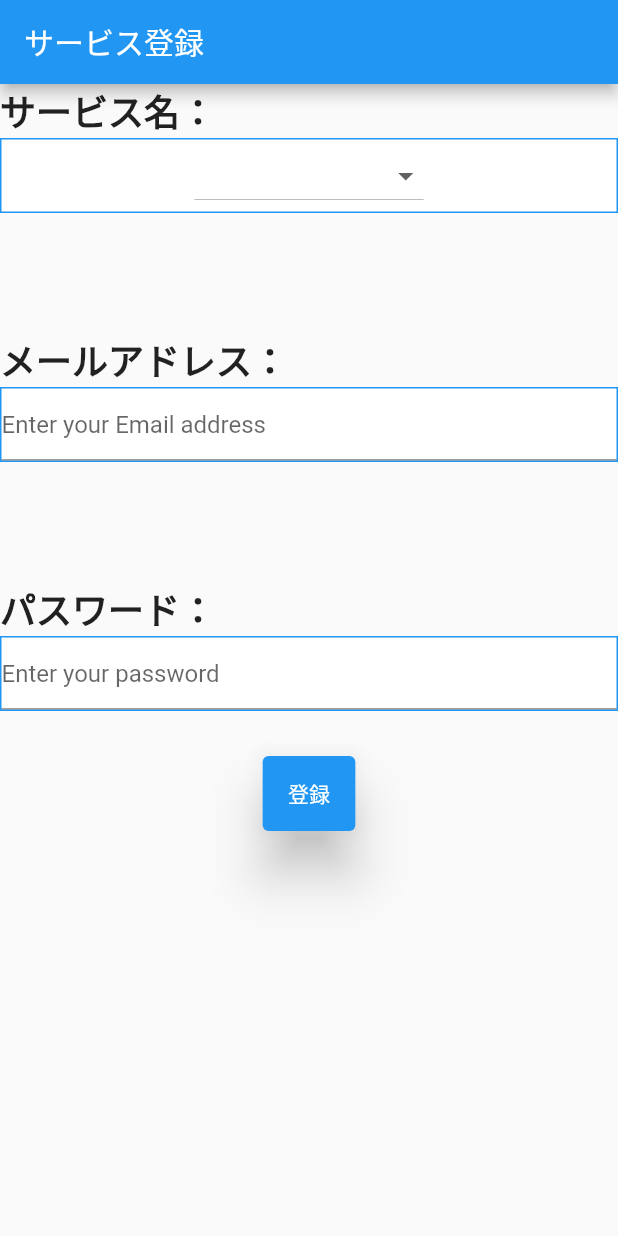
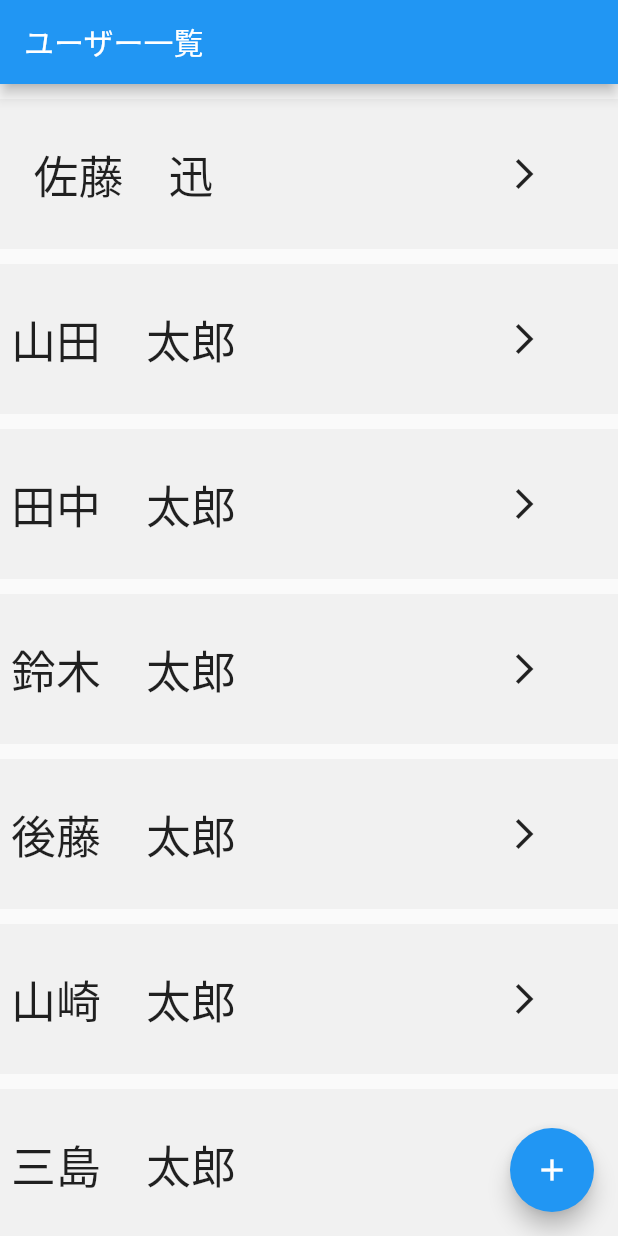
Before and after one commit to AyanaAkutsu/PasswordManager, a Flutter app: the screen it shows after launch, on a phone screen of 412 x 824 dp. Run offline on Flutter 3.47's test engine with Material 2 defaults, Android fonts, the phone set to English and light mode, and no system bars; missing offline and left inert: dart:html.

Commit message:
ユーザー一覧画面追加

```diff
--- a/password_manager/lib/main.dart
+++ b/password_manager/lib/main.dart
@@ -2,6 +2,7 @@ import 'package:flutter/material.dart';
 import 'package:password_manager/serviceRegister.dart';
 import 'package:password_manager/view.dart';
 import 'list.dart';
+import 'userList.dart';
 
 void main() {
   runApp(const MyApp());
@@ -17,9 +18,10 @@ class MyApp extends StatelessWidget {
       theme: ThemeData(
         primarySwatch: Colors.blue,
       ),
-      home: const ServiceRegisterScreen(),
+      //home: const ServiceRegisterScreen(),
       //home: const ListScreen(),
       //home:  const ViewScreenState(title: 'Flutter Demo Home Page'),
+      home: const UserListScreen(),
     );
   }
 }
--- /dev/null
+++ b/password_manager/lib/userList.dart
@@ -0,0 +1,84 @@
+import 'dart:html';
+
+import 'package:flutter/material.dart';
+
+class UserListScreen extends StatefulWidget {
+  const UserListScreen({Key? key}) : super(key: key);
+
+  @override
+  State<UserListScreen> createState() => _UserListScreenState();
+}
+
+class _UserListScreenState extends State<UserListScreen> {
+
+  List user = [
+    '佐藤　迅',
+    '山田　太郎',
+    '田中　太郎',
+    '鈴木　太郎',
+    '後藤　太郎',
+    '山崎　太郎',
+    '三島　太郎',
+    '浜崎　太郎',
+  ];
+
+  int _counter = 0;
+
+  void _incrementCounter() {
+    setState(() {
+
+      _counter++;
+    });
+  }
+
+  @override
+  Widget build(BuildContext context) {
+
+    return Scaffold(
+      appBar: AppBar(
+        title: Text('ユーザー一覧'),
+      ),
+      body: Center(
+        child: ListView.builder(
+          itemCount: user.length,
+          itemBuilder: (BuildContext context, int index) {
+          return Container(
+            height: 100,
+            width: MediaQuery.of(context).size.width * 1,
+            color: Colors.grey.withOpacity(0.1),
+            margin: EdgeInsets.only(top: 10),
+            child: Row(
+              children: [
+                Container(
+                  alignment: Alignment.center,
+                  height: 100,
+                  width: MediaQuery.of(context).size.width * 0.4,
+                  child: Text(
+                    user[index],
+                    style: TextStyle(fontSize: 30,),
+                  ),
+                ),
+                SizedBox(width: MediaQuery.of(context).size.width * 0.4,),
+                Container(
+                  alignment: Alignment.center,
+                  height: 100,
+                  width: 10,
+                  child: IconButton(
+                    icon: Icon(Icons.arrow_forward_ios),
+                    onPressed: _incrementCounter,
+                  ),
+                ),
+              ],
+            )
+          );
+          },
+        ),
+      ),
+      floatingActionButton: FloatingActionButton(
+        onPressed: _incrementCounter,
+        tooltip: 'Increment',
+        child: const Icon(Icons.add),
+      ),
+    );
+  }
+}
```
